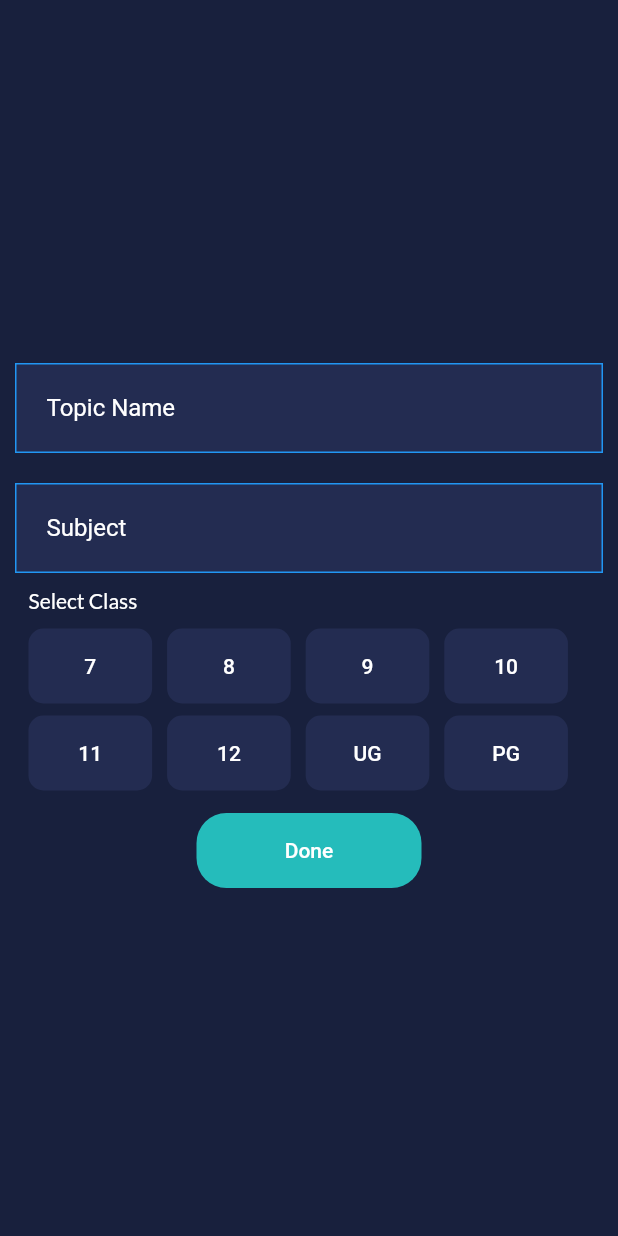
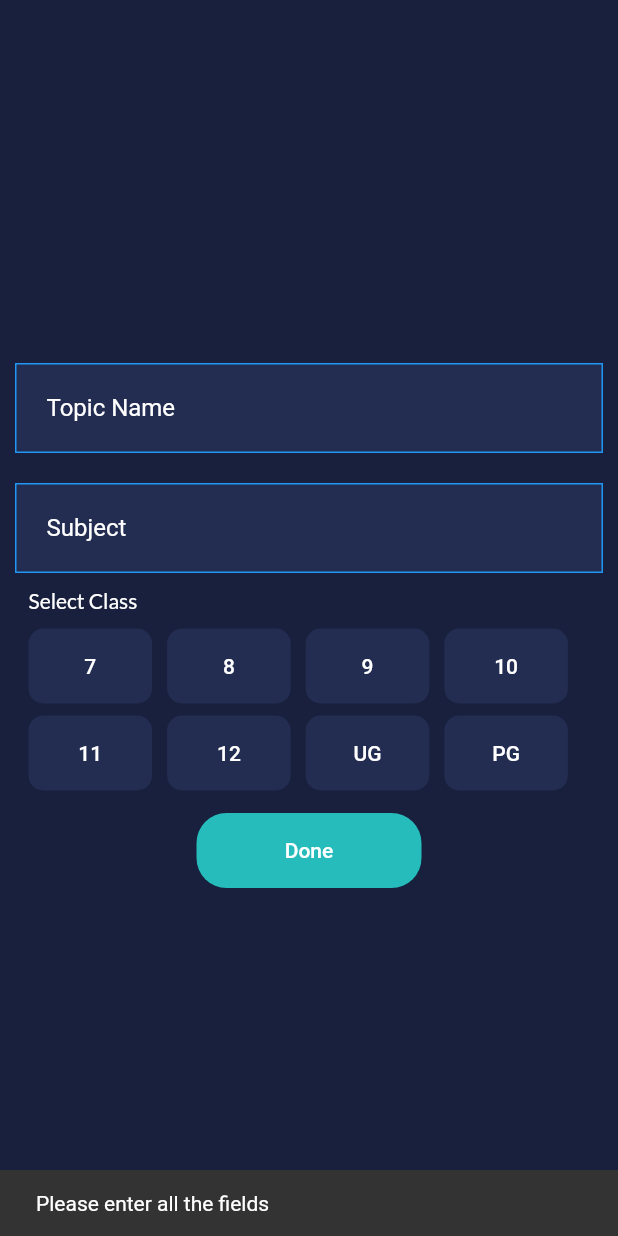
Before and after one commit to RivaanRanawat/notefynd, a Flutter app: the RequestNewNotes screen opened directly, after a tap on "Done", on a phone screen of 412 x 824 dp. Run offline on Flutter 3.47's test engine with Material 2 defaults, Android fonts, the phone set to English and light mode, and no system bars; our stand-ins replace cloud_firestore, file_picker, firebase_auth, firebase_core, firebase_storage, flutter_custom_clippers and 7 more; missing offline and left inert: flutter_gradient_colors, flutter_pdfview, flutter_video_compress; accounts and stored records are empty; network calls fail.

Commit message:
sending data to db

```diff
--- a/lib/screens/request_new_notes.dart
+++ b/lib/screens/request_new_notes.dart
@@ -1,7 +1,10 @@
 import 'package:cloud_firestore/cloud_firestore.dart';
 import "package:flutter/material.dart";
 import 'package:google_fonts/google_fonts.dart';
+import 'package:notefynd/screens/home_screen.dart';
 import 'package:notefynd/universal_variables.dart';
+import 'package:page_transition/page_transition.dart';
+import 'package:uuid/uuid.dart';
 
 class RequestNewNotes extends StatefulWidget {
   @override
@@ -228,7 +231,33 @@ class _RequestNewNotesState extends State<RequestNewNotes> {
               minWidth: 150,
               elevation: 0,
               height: 50,
-              onPressed: () {
+              onPressed: () async {
+                if (_subjectController.text.isNotEmpty &&
+                    _topicNameController.text.isNotEmpty &&
+                    _grade.isNotEmpty) {
+                  var uniqueId = Uuid().v1();
+                  await FirebaseFirestore.instance
+                      .collection("postRequests")
+                      .doc(uniqueId)
+                      .set({
+                    "requestID": uniqueId,
+                    "topic": _topicNameController.text,
+                    "grade": _grade,
+                    "subject": _subjectController.text
+                  });
+                  FocusScope.of(context).unfocus();
+                  ScaffoldMessenger.of(context).showSnackBar(SnackBar(
+                    content: Text(
+                        "Thank You For Your Request! You will be provided with the notes you need soon!"),
+                  ));
+                  Navigator.of(context).pushReplacement(PageTransition(
+                      child: HomeScreen(),
+                      type: PageTransitionType.leftToRight));
+                } else {
+                  ScaffoldMessenger.of(context).showSnackBar(SnackBar(
+                    content: Text("Please enter all the fields"),
+                  ));
+                }
               },
               color: UniversalVariables().logoGreen,
               child: Text("Done"),
```
